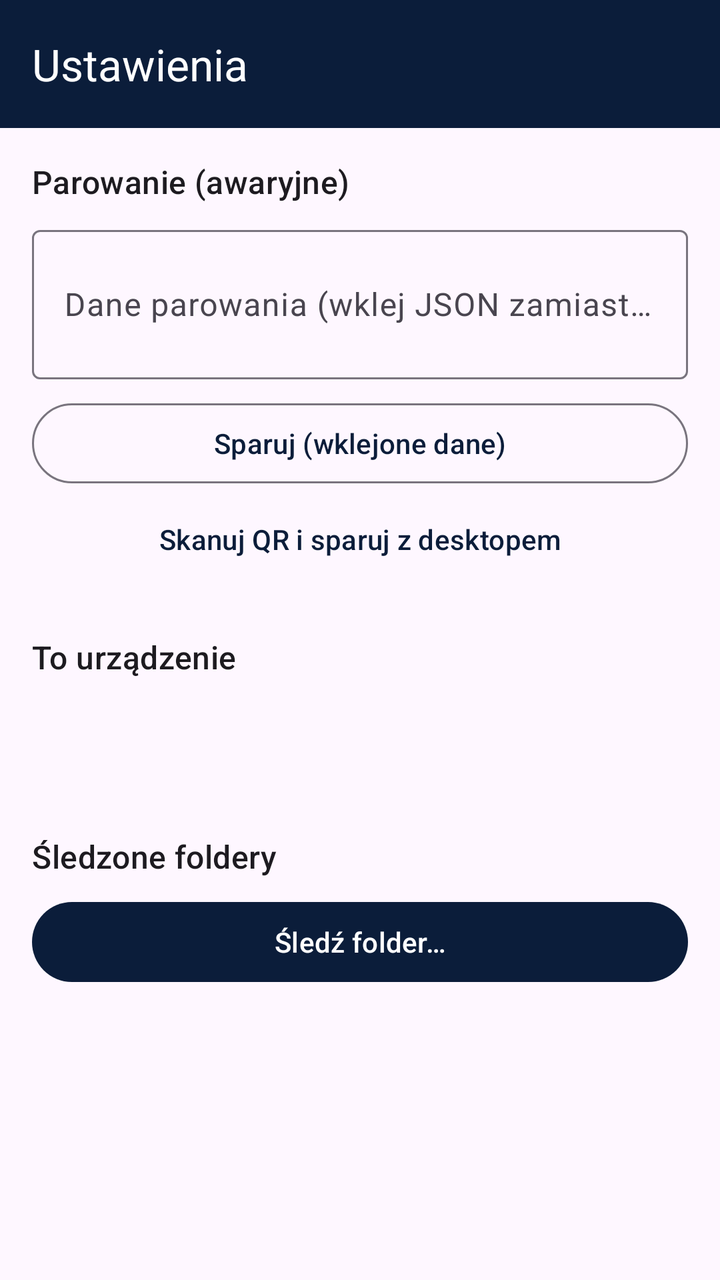
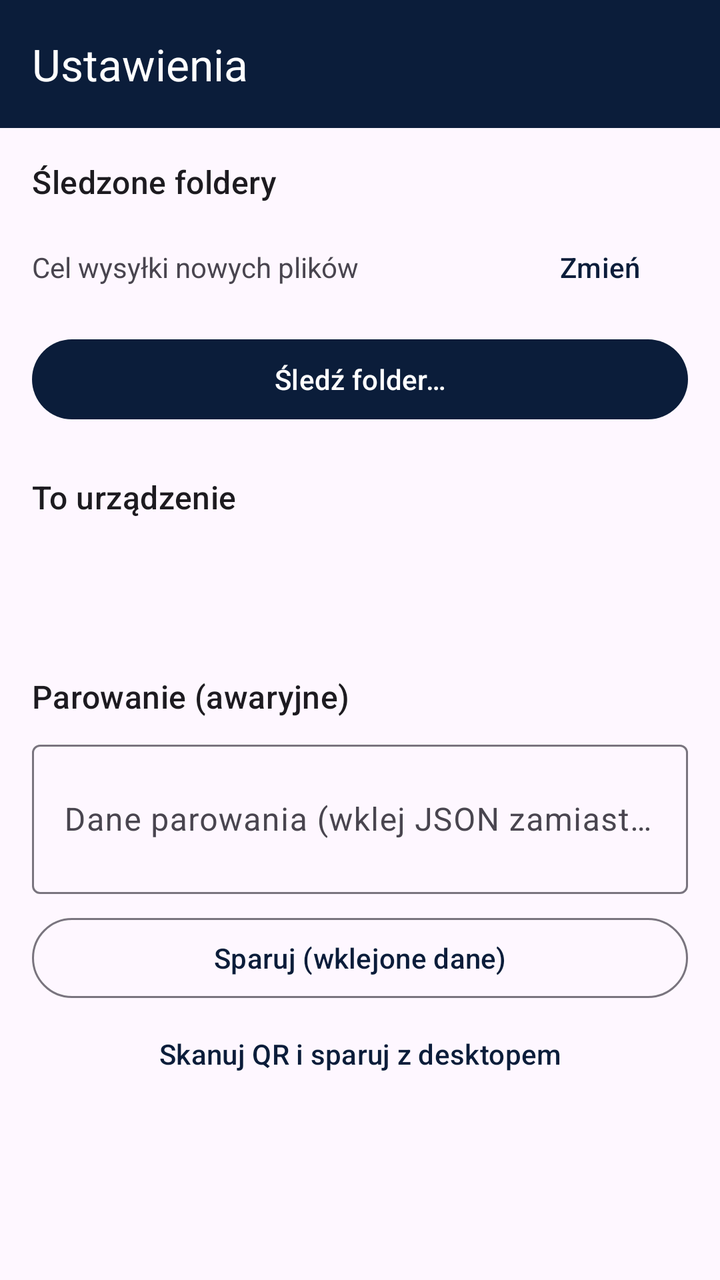

Screens rendered from an Android XML layout before and after an edit, with the pre-edit source and the edit as a unified diff.
<!-- AndroidManifest.xml: application theme Theme.Filees -->
<!-- res/layout/activity_settings.xml -->
<?xml version="1.0" encoding="utf-8"?>
<LinearLayout xmlns:android="http://schemas.android.com/apk/res/android"
    xmlns:app="http://schemas.android.com/apk/res-auto"
    android:layout_width="match_parent"
    android:layout_height="match_parent"
    android:orientation="vertical">

    <com.google.android.material.appbar.MaterialToolbar
        android:id="@+id/toolbar"
        android:layout_width="match_parent"
        android:layout_height="wrap_content"
        android:background="@color/filees_navy"
        android:minHeight="?attr/actionBarSize"
        app:title="@string/action_settings"
        app:titleTextColor="@color/filees_white"
        app:navigationIconTint="@color/filees_white"
        app:itemIconTint="@color/filees_white" />

    <ScrollView
        android:id="@+id/scrollSettings"
        android:layout_width="match_parent"
        android:layout_height="match_parent"
        android:clipToPadding="false">

    <LinearLayout
        android:layout_width="match_parent"
        android:layout_height="wrap_content"
        android:orientation="vertical"
        android:padding="16dp">

        <TextView
            android:layout_width="wrap_content"
            android:layout_height="wrap_content"
            android:text="@string/settings_pairing"
            android:textAppearance="?attr/textAppearanceTitleMedium" />

        <com.google.android.material.textfield.TextInputLayout
            android:layout_width="match_parent"
            android:layout_height="wrap_content"
            android:layout_marginTop="8dp">

            <com.google.android.material.textfield.TextInputEditText
                android:id="@+id/editPairingPayload"
                android:layout_width="match_parent"
                android:layout_height="wrap_content"
                android:hint="@string/hint_pairing_payload"
                android:inputType="textMultiLine"
                android:minLines="2"
                android:saveEnabled="false" />
        </com.google.android.material.textfield.TextInputLayout>

        <com.google.android.material.button.MaterialButton
            android:id="@+id/buttonPairPasted"
            style="@style/Widget.Material3.Button.OutlinedButton"
            android:layout_width="match_parent"
            android:layout_height="wrap_content"
            android:layout_marginTop="8dp"
            android:text="@string/action_pair_pasted" />

        <com.google.android.material.button.MaterialButton
            android:id="@+id/buttonScanQr"
            style="@style/Widget.Material3.Button.TextButton"
            android:layout_width="match_parent"
            android:layout_height="wrap_content"
            android:text="@string/action_scan_qr" />

        <TextView
            android:layout_width="wrap_content"
            android:layout_height="wrap_content"
            android:layout_marginTop="24dp"
            android:text="@string/settings_device"
            android:textAppearance="?attr/textAppearanceTitleMedium" />

        <TextView
            android:id="@+id/textDevicePublicKey"
            android:layout_width="match_parent"
            android:layout_height="wrap_content"
            android:layout_marginTop="8dp"
            android:fontFamily="monospace"
            android:textIsSelectable="true" />

        <TextView
            android:id="@+id/textDetails"
            android:layout_width="match_parent"
            android:layout_height="wrap_content"
            android:layout_marginTop="8dp"
            android:textIsSelectable="true" />

        <TextView
            android:layout_width="wrap_content"
            android:layout_height="wrap_content"
            android:layout_marginTop="24dp"
            android:text="@string/settings_watched"
            android:textAppearance="?attr/textAppearanceTitleMedium" />

        <com.google.android.material.button.MaterialButton
            android:id="@+id/buttonAddWatched"
            android:layout_width="match_parent"
            android:layout_height="wrap_content"
            android:layout_marginTop="8dp"
            android:text="@string/action_add_watched" />

        <LinearLayout
            android:id="@+id/listWatched"
            android:layout_width="match_parent"
            android:layout_height="wrap_content"
            android:orientation="vertical" />
    </LinearLayout>
    </ScrollView>
</LinearLayout>
<!-- resources referenced by this layout -->
<resources>
  <color name="filees_navy">#0B1D3A</color>
  <color name="filees_white">#FFFFFF</color>
  <string name="action_add_watched">Śledź folder…</string>
  <string name="action_pair_pasted">Sparuj (wklejone dane)</string>
  <string name="action_scan_qr">Skanuj QR i sparuj z desktopem</string>
  <string name="action_settings">Ustawienia</string>
  <string name="hint_pairing_payload">Dane parowania (wklej JSON zamiast skanować QR)</string>
  <string name="settings_device">To urządzenie</string>
  <string name="settings_pairing">Parowanie (awaryjne)</string>
  <string name="settings_watched">Śledzone foldery</string>
  <style name="Theme.Filees" parent="Theme.Material3.DayNight.NoActionBar">
          <item name="android:statusBarColor">@color/filees_navy</item>
          <item name="android:navigationBarColor">@color/filees_navy</item>
          <item name="android:windowLightStatusBar">false</item>
  
          <item name="colorPrimary">@color/filees_navy</item>
          <item name="colorOnPrimary">@color/filees_white</item>
          <item name="colorPrimaryContainer">@color/filees_navy_container</item>
          <item name="colorOnPrimaryContainer">@color/filees_white</item>
  
          <item name="colorSecondary">@color/filees_orange</item>
          <item name="colorOnSecondary">@color/filees_white</item>
          <item name="colorSecondaryContainer">@color/filees_orange_container</item>
          <item name="colorOnSecondaryContainer">@color/filees_navy</item>
  
          <item name="actionMenuTextColor">@color/filees_white</item>
      </style>
  <color name="filees_navy_container">#14294D</color>
  <color name="filees_orange">#FF6A00</color>
  <color name="filees_orange_container">#FFDCC2</color>
</resources>

<!-- the commit's change to res/layout/activity_settings.xml (unified diff, before → after) -->
@@ -28,9 +28,80 @@
         android:orientation="vertical"
         android:padding="16dp">
 
+        
         <TextView
             android:layout_width="wrap_content"
             android:layout_height="wrap_content"
+            android:text="@string/settings_watched"
+            android:textAppearance="?attr/textAppearanceTitleMedium" />
+
+        <LinearLayout
+            android:layout_width="match_parent"
+            android:layout_height="wrap_content"
+            android:layout_marginTop="8dp"
+            android:gravity="center_vertical"
+            android:orientation="horizontal">
+
+            <TextView
+                android:layout_width="0dp"
+                android:layout_height="wrap_content"
+                android:layout_weight="1"
+                android:text="@string/settings_upload_target" />
+
+            <TextView
+                android:id="@+id/textUploadTarget"
+                android:layout_width="wrap_content"
+                android:layout_height="wrap_content"
+                android:layout_marginStart="8dp"
+                android:textStyle="bold" />
+
+            <com.google.android.material.button.MaterialButton
+                android:id="@+id/buttonChangeUploadTarget"
+                style="@style/Widget.Material3.Button.TextButton"
+                android:layout_width="wrap_content"
+                android:layout_height="wrap_content"
+                android:text="@string/action_change_upload_target" />
+        </LinearLayout>
+
+        <com.google.android.material.button.MaterialButton
+            android:id="@+id/buttonAddWatched"
+            android:layout_width="match_parent"
+            android:layout_height="wrap_content"
+            android:layout_marginTop="8dp"
+            android:text="@string/action_add_watched" />
+
+        <LinearLayout
+            android:id="@+id/listWatched"
+            android:layout_width="match_parent"
+            android:layout_height="wrap_content"
+            android:orientation="vertical" />
+
+        <TextView
+            android:layout_width="wrap_content"
+            android:layout_height="wrap_content"
+            android:layout_marginTop="24dp"
+            android:text="@string/settings_device"
+            android:textAppearance="?attr/textAppearanceTitleMedium" />
+
+        <TextView
+            android:id="@+id/textDevicePublicKey"
+            android:layout_width="match_parent"
+            android:layout_height="wrap_content"
+            android:layout_marginTop="8dp"
+            android:fontFamily="monospace"
+            android:textIsSelectable="true" />
+
+        <TextView
+            android:id="@+id/textDetails"
+            android:layout_width="match_parent"
+            android:layout_height="wrap_content"
+            android:layout_marginTop="8dp"
+            android:textIsSelectable="true" />
+
+        <TextView
+            android:layout_width="wrap_content"
+            android:layout_height="wrap_content"
+            android:layout_marginTop="24dp"
             android:text="@string/settings_pairing"
             android:textAppearance="?attr/textAppearanceTitleMedium" />
 
@@ -63,48 +134,6 @@
             android:layout_width="match_parent"
             android:layout_height="wrap_content"
             android:text="@string/action_scan_qr" />
-
-        <TextView
-            android:layout_width="wrap_content"
-            android:layout_height="wrap_content"
-            android:layout_marginTop="24dp"
-            android:text="@string/settings_device"
-            android:textAppearance="?attr/textAppearanceTitleMedium" />
-
-        <TextView
-            android:id="@+id/textDevicePublicKey"
-            android:layout_width="match_parent"
-            android:layout_height="wrap_content"
-            android:layout_marginTop="8dp"
-            android:fontFamily="monospace"
-            android:textIsSelectable="true" />
-
-        <TextView
-            android:id="@+id/textDetails"
-            android:layout_width="match_parent"
-            android:layout_height="wrap_content"
-            android:layout_marginTop="8dp"
-            android:textIsSelectable="true" />
-
-        <TextView
-            android:layout_width="wrap_content"
-            android:layout_height="wrap_content"
-            android:layout_marginTop="24dp"
-            android:text="@string/settings_watched"
-            android:textAppearance="?attr/textAppearanceTitleMedium" />
-
-        <com.google.android.material.button.MaterialButton
-            android:id="@+id/buttonAddWatched"
-            android:layout_width="match_parent"
-            android:layout_height="wrap_content"
-            android:layout_marginTop="8dp"
-            android:text="@string/action_add_watched" />
-
-        <LinearLayout
-            android:id="@+id/listWatched"
-            android:layout_width="match_parent"
-            android:layout_height="wrap_content"
-            android:orientation="vertical" />
     </LinearLayout>
     </ScrollView>
 </LinearLayout>
<!-- resource entries referenced after the edit -->
@@ -3,12 +3,14 @@
   <color name="filees_navy">#0B1D3A</color>
   <color name="filees_white">#FFFFFF</color>
   <string name="action_add_watched">Śledź folder…</string>
+  <string name="action_change_upload_target">Zmień</string>
   <string name="action_pair_pasted">Sparuj (wklejone dane)</string>
   <string name="action_scan_qr">Skanuj QR i sparuj z desktopem</string>
   <string name="action_settings">Ustawienia</string>
   <string name="hint_pairing_payload">Dane parowania (wklej JSON zamiast skanować QR)</string>
   <string name="settings_device">To urządzenie</string>
   <string name="settings_pairing">Parowanie (awaryjne)</string>
+  <string name="settings_upload_target">Cel wysyłki nowych plików</string>
   <string name="settings_watched">Śledzone foldery</string>
   <style name="Theme.Filees" parent="Theme.Material3.DayNight.NoActionBar">
           <item name="android:statusBarColor">@color/filees_navy</item>
